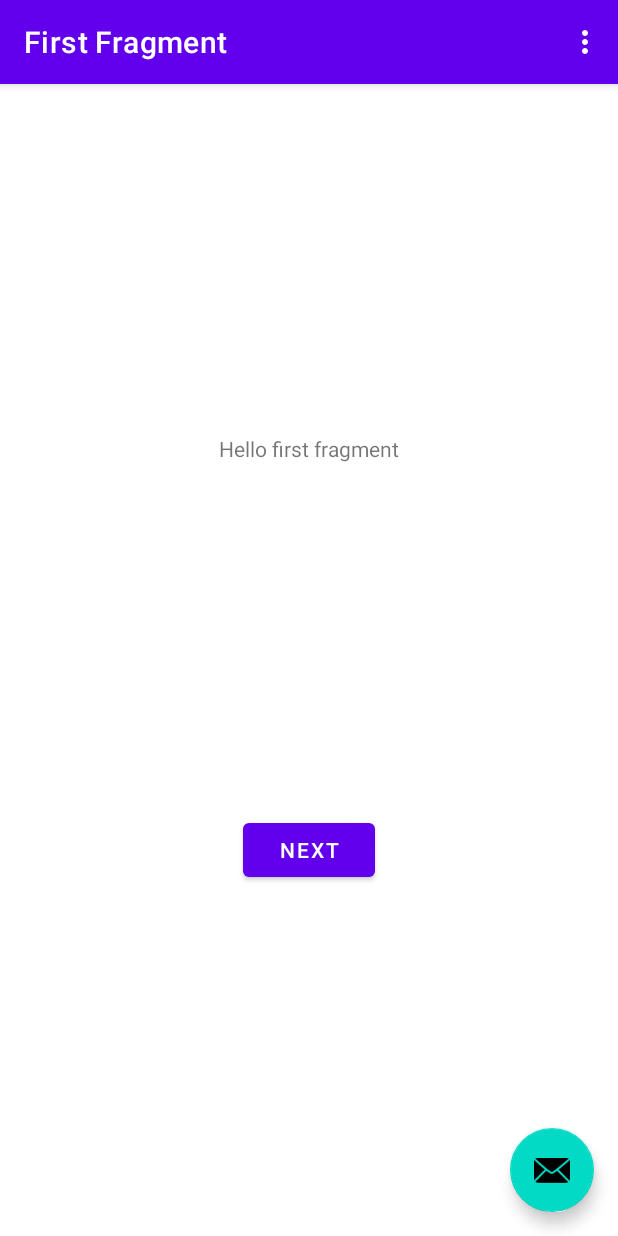
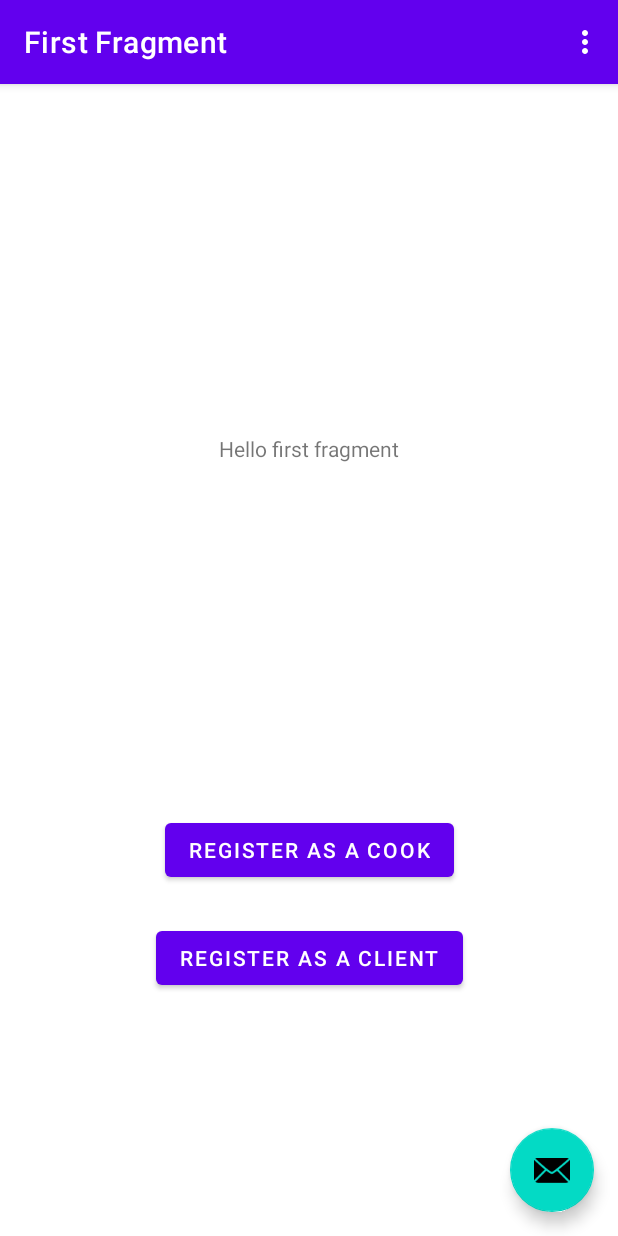
Before and after one commit to uOttawaSEGA2022/project-group-33, an Android app: the screen it shows after launch (MainActivity), on a phone screen of 412 x 824 dp. Run offline under Robolectric (Android 15) with nearby library versions, the phone set to English and light mode, and no system bars; our stand-ins replace navigation-ui.

Commit message:
add two buttons in home screen

```diff
--- a/app/src/main/java/com/example/mealerapp/FirstFragment.java
+++ b/app/src/main/java/com/example/mealerapp/FirstFragment.java
@@ -29,7 +29,7 @@ public class FirstFragment extends Fragment {
     public void onViewCreated(@NonNull View view, Bundle savedInstanceState) {
         super.onViewCreated(view, savedInstanceState);
 
-        binding.buttonFirst.setOnClickListener(new View.OnClickListener() {
+        binding.registerClient.setOnClickListener(new View.OnClickListener() {
             @Override
             public void onClick(View view) {
                 NavHostFragment.findNavController(FirstFragment.this)
--- a/app/src/main/res/layout/fragment_first.xml
+++ b/app/src/main/res/layout/fragment_first.xml
@@ -11,18 +11,30 @@
         android:layout_width="wrap_content"
         android:layout_height="wrap_content"
         android:text="@string/hello_first_fragment"
-        app:layout_constraintBottom_toTopOf="@id/button_first"
+        app:layout_constraintBottom_toTopOf="@id/register_client"
         app:layout_constraintEnd_toEndOf="parent"
         app:layout_constraintStart_toStartOf="parent"
         app:layout_constraintTop_toTopOf="parent" />
 
     <Button
-        android:id="@+id/button_first"
+        android:id="@+id/register_client"
         android:layout_width="wrap_content"
         android:layout_height="wrap_content"
-        android:text="@string/next"
+        android:text="@string/register_cook"
         app:layout_constraintBottom_toBottomOf="parent"
         app:layout_constraintEnd_toEndOf="parent"
         app:layout_constraintStart_toStartOf="parent"
         app:layout_constraintTop_toBottomOf="@id/textview_first" />
+
+    <Button
+        android:id="@+id/register_cook"
+        android:layout_width="wrap_content"
+        android:layout_height="wrap_content"
+        android:text="@string/register_client"
+        app:layout_constraintBottom_toBottomOf="parent"
+        app:layout_constraintEnd_toEndOf="parent"
+        app:layout_constraintHorizontal_bias="0.501"
+        app:layout_constraintStart_toStartOf="parent"
+        app:layout_constraintTop_toBottomOf="@id/textview_first"
+        app:layout_constraintVertical_bias="0.654" />
 </androidx.constraintlayout.widget.ConstraintLayout>
--- a/app/src/main/res/values/strings.xml
+++ b/app/src/main/res/values/strings.xml
@@ -5,6 +5,8 @@
     <string name="first_fragment_label">First Fragment</string>
     <string name="second_fragment_label">Second Fragment</string>
     <string name="next">Next</string>
+    <string name="register_cook">Register as a Cook</string>
+    <string name="register_client">Register as a Client</string>
     <string name="previous">Previous</string>
 
     <string name="hello_first_fragment">Hello first fragment</string>
```
